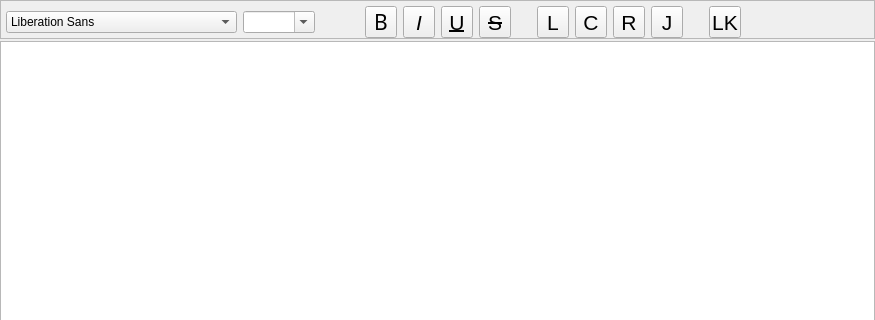
Above: Beeftext/Combo/ComboEditor.ui from xmichelo/Beeftext before the change; both pictures show x 0 to 875 and y 0 to 320 of the 875 by 699 pixel window. Below: the same form after it.
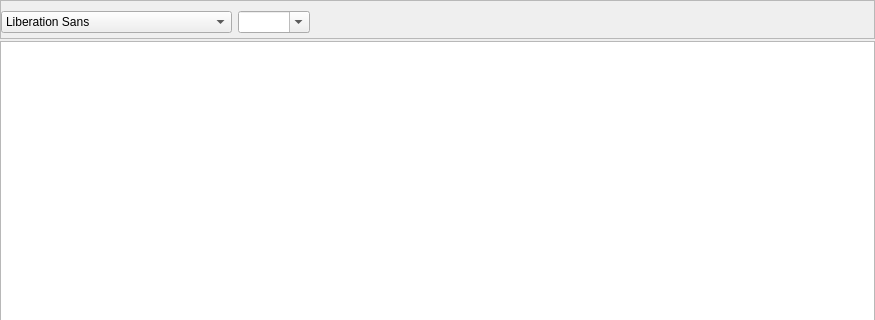
That is the form after the change. Icons and pictures are not drawn. Custom widgets are drawn as their Qt base class.

Commit message: Added icons for the rich text editor.

Patch:
```diff
--- a/Beeftext/Combo/ComboEditor.ui
+++ b/Beeftext/Combo/ComboEditor.ui
@@ -13,6 +13,24 @@
   <property name="windowTitle">
    <string>Form</string>
   </property>
+  <property name="styleSheet">
+   <string notr="true">QToolButton { 
+  padding: 0px;
+  background-position: center center;
+  background-repeat: no-repeat;
+  border-radius: 5px;
+  border:none;
+}
+
+QToolButton::hover { 
+  border: 1px solid #ccc;
+}
+
+QToolButton:checked {
+  background-color: #fff;
+  border: 1px solid #ccc;
+}</string>
+  </property>
   <layout class="QVBoxLayout" name="verticalLayout" stretch="0,1">
    <property name="spacing">
     <number>2</number>
@@ -39,13 +57,13 @@
      </property>
      <layout class="QHBoxLayout" name="horizontalLayout">
       <property name="leftMargin">
-       <number>5</number>
+       <number>0</number>
       </property>
       <property name="topMargin">
        <number>5</number>
       </property>
       <property name="rightMargin">
-       <number>5</number>
+       <number>0</number>
       </property>
       <property name="bottomMargin">
        <number>0</number>
@@ -130,8 +148,8 @@
         </property>
         <property name="iconSize">
          <size>
-          <width>32</width>
-          <height>32</height>
+          <width>24</width>
+          <height>24</height>
          </size>
         </property>
        </widget>
@@ -160,7 +178,7 @@
          <string notr="true"/>
         </property>
         <property name="text">
-         <string>B</string>
+         <string/>
         </property>
         <property name="iconSize">
          <size>
@@ -201,7 +219,7 @@
          <string notr="true"/>
         </property>
         <property name="text">
-         <string>I</string>
+         <string/>
         </property>
         <property name="iconSize">
          <size>
@@ -243,7 +261,7 @@
          <string notr="true"/>
         </property>
         <property name="text">
-         <string>U</string>
+         <string/>
         </property>
         <property name="iconSize">
          <size>
@@ -286,7 +304,7 @@
          <string notr="true"/>
         </property>
         <property name="text">
-         <string>S</string>
+         <string/>
         </property>
         <property name="iconSize">
          <size>
@@ -346,7 +364,7 @@
          <string notr="true"/>
         </property>
         <property name="text">
-         <string>L</string>
+         <string/>
         </property>
         <property name="iconSize">
          <size>
@@ -390,7 +408,7 @@
          <string notr="true"/>
         </property>
         <property name="text">
-         <string>C</string>
+         <string/>
         </property>
         <property name="iconSize">
          <size>
@@ -434,7 +452,7 @@
          <string notr="true"/>
         </property>
         <property name="text">
-         <string>R</string>
+         <string/>
         </property>
         <property name="iconSize">
          <size>
@@ -478,7 +496,7 @@
          <string notr="true"/>
         </property>
         <property name="text">
-         <string>J</string>
+         <string/>
         </property>
         <property name="iconSize">
          <size>
@@ -538,7 +556,7 @@
          <string notr="true"/>
         </property>
         <property name="text">
-         <string>LK</string>
+         <string/>
         </property>
         <property name="iconSize">
          <size>
```
Left out of the diff: 23 changed lines with no effect on the pictures. The commit also changes 26 other files.
